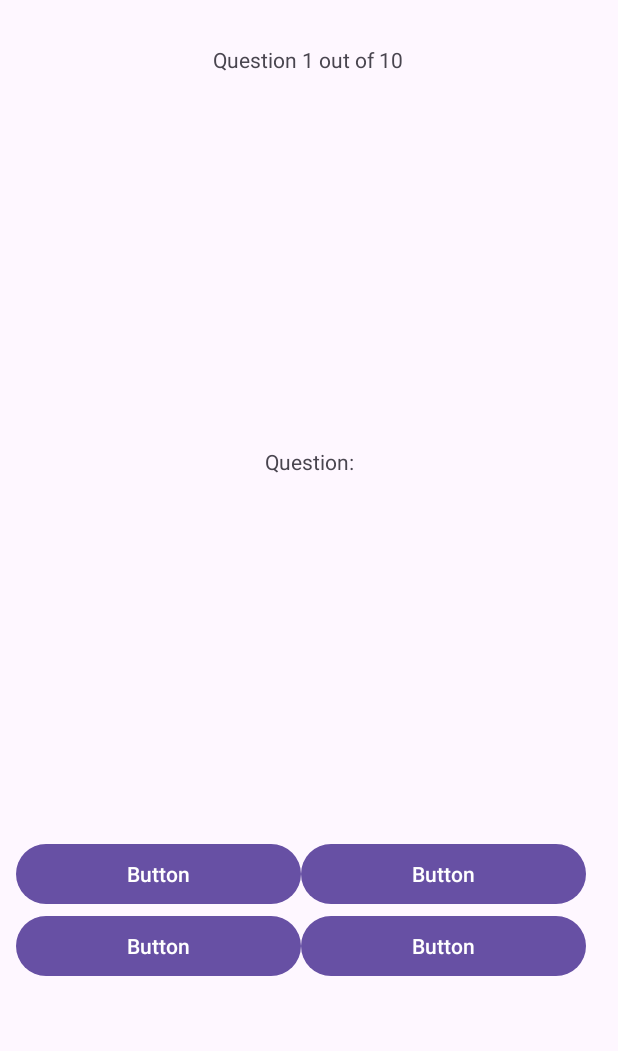
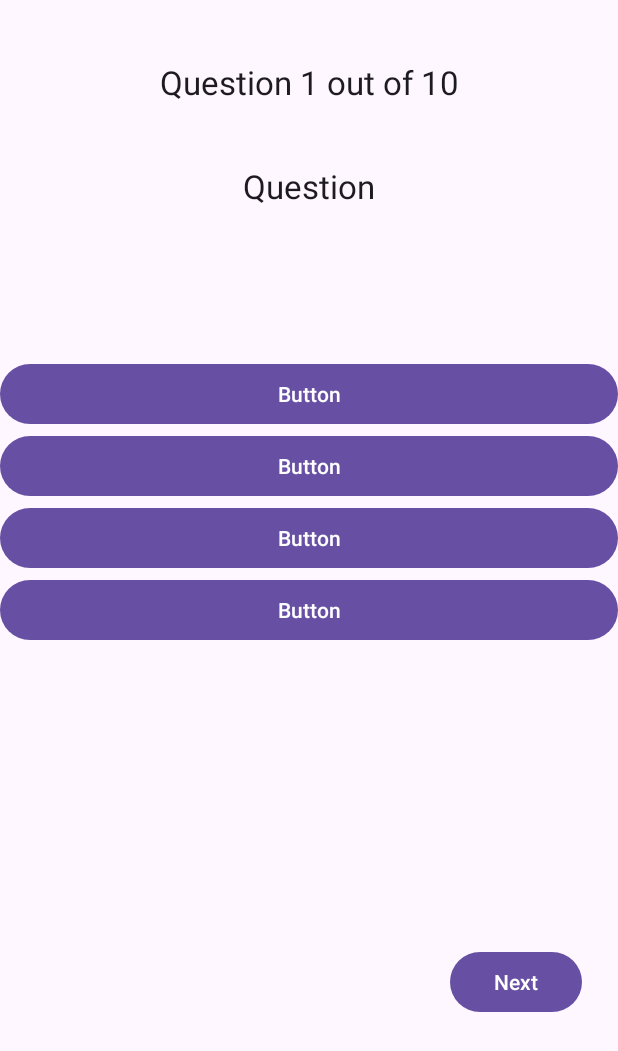
Before and after one commit to ArnoldShibuThomas/TriviaApp, an Android app: the layout activity_questions.xml on its own in the app's theme, with its tools: preview values and no code run, on a phone screen of 412 x 824 dp. Shown: the top 1051 px of the screen. Run offline under Robolectric (Android 15) with nearby library versions, the phone set to English and light mode, and no system bars; network calls fail.

Commit message:
Add ability for user to see and answer question

```diff
--- a/app/src/main/res/layout/activity_questions.xml
+++ b/app/src/main/res/layout/activity_questions.xml
@@ -1,100 +1,69 @@
 <?xml version="1.0" encoding="utf-8"?>
-<androidx.constraintlayout.widget.ConstraintLayout xmlns:android="http://schemas.android.com/apk/res/android"
+<RelativeLayout xmlns:android="http://schemas.android.com/apk/res/android"
     xmlns:app="http://schemas.android.com/apk/res-auto"
     xmlns:tools="http://schemas.android.com/tools"
+    android:layout_width="wrap_content"
+    android:layout_height="wrap_content"
+    tools:context=".Questions">
+
+    <LinearLayout
         android:layout_width="match_parent"
         android:layout_height="match_parent"
-    tools:context=".Questions">
+        android:orientation="vertical">
 
-    <androidx.constraintlayout.widget.Barrier
-        android:layout_width="wrap_content"
+        <TextView
+            android:id="@+id/textView8"
+            android:layout_width="match_parent"
             android:layout_height="wrap_content"
-        app:barrierDirection="top" />
+            android:gravity="center"
+            android:padding="40dp"
+            android:text="Question 1 out of 10"
+            android:textAppearance="@style/TextAppearance.AppCompat.Large" />
 
         <TextView
             android:id="@+id/question"
-        android:layout_width="wrap_content"
+            android:layout_width="match_parent"
             android:layout_height="wrap_content"
-        android:padding="16dp"
-        android:text="Question:"
-        app:layout_constraintBottom_toBottomOf="parent"
-        app:layout_constraintEnd_toEndOf="parent"
-        app:layout_constraintStart_toStartOf="parent"
-        app:layout_constraintTop_toTopOf="parent"
-        app:layout_constraintVertical_bias="0.365" />
-
-    <TableLayout
-        android:id="@+id/tableLayout"
-        android:layout_width="407dp"
-        android:layout_height="173dp"
-        android:dividerPadding="8dp"
-        android:padding="8dp"
-        app:layout_constraintBottom_toBottomOf="parent"
-        app:layout_constraintEnd_toEndOf="parent"
-        app:layout_constraintStart_toStartOf="parent"
-        app:layout_constraintTop_toBottomOf="@id/question"
-        app:layout_constraintVertical_bias="0.684">
-
-        <TableRow
-            android:layout_width="match_parent"
-            android:layout_height="match_parent"
-            android:dividerPadding="8dp">
+            android:gravity="center"
+            android:paddingBottom="100dp"
+            android:text="Question"
+            android:textAppearance="@style/TextAppearance.AppCompat.Large" />
 
         <Button
             android:id="@+id/option1"
-                android:layout_width="190dp"
-                android:layout_height="match_parent"
+            android:layout_width="match_parent"
+            android:layout_height="wrap_content"
+            android:padding="8dp"
             android:text="Button" />
 
         <Button
             android:id="@+id/option2"
-                android:layout_width="190dp"
-                android:layout_height="match_parent"
+            android:layout_width="match_parent"
+            android:layout_height="wrap_content"
+            android:padding="8dp"
             android:text="Button" />
-        </TableRow>
-
-        <TableRow
-            android:layout_width="match_parent"
-            android:layout_height="match_parent"
-            android:dividerPadding="8dp">
 
         <Button
             android:id="@+id/option3"
-                android:layout_width="wrap_content"
+            android:layout_width="match_parent"
             android:layout_height="wrap_content"
+            android:padding="8dp"
             android:text="Button" />
 
         <Button
             android:id="@+id/option4"
-                android:layout_width="wrap_content"
-                android:layout_height="match_parent"
-                android:includeFontPadding="true"
+            android:layout_width="match_parent"
+            android:layout_height="wrap_content"
+            android:padding="8dp"
             android:text="Button" />
-
-        </TableRow>
-
-    </TableLayout>
 
         <Button
             android:id="@+id/nextQuestion"
             android:layout_width="wrap_content"
             android:layout_height="wrap_content"
-        android:layout_marginTop="24dp"
-        android:text="Next"
-        app:layout_constraintEnd_toEndOf="parent"
-        app:layout_constraintTop_toBottomOf="@+id/tableLayout"
-        tools:visibility="invisible" />
-
-    <TextView
-        android:id="@+id/status"
-        android:layout_width="wrap_content"
-        android:layout_height="wrap_content"
-        android:text="Question 1 out of 10"
-        app:layout_constraintBottom_toTopOf="@+id/question"
-        app:layout_constraintEnd_toEndOf="parent"
-        app:layout_constraintHorizontal_bias="0.498"
-        app:layout_constraintStart_toStartOf="parent"
-        app:layout_constraintTop_toTopOf="parent"
-        app:layout_constraintVertical_bias="0.115" />
-
-</androidx.constraintlayout.widget.ConstraintLayout>
+            android:layout_marginStart="300dp"
+            android:layout_marginTop="200dp"
+            android:padding="8dp"
+            android:text="Next" />
+    </LinearLayout>
+</RelativeLayout>
```
Also changed, not shown: app/src/main/java/com/arnold/triviaapp/Questions.java (+96 -3 lines). Lines whose indentation alone changed are shown as unchanged.
